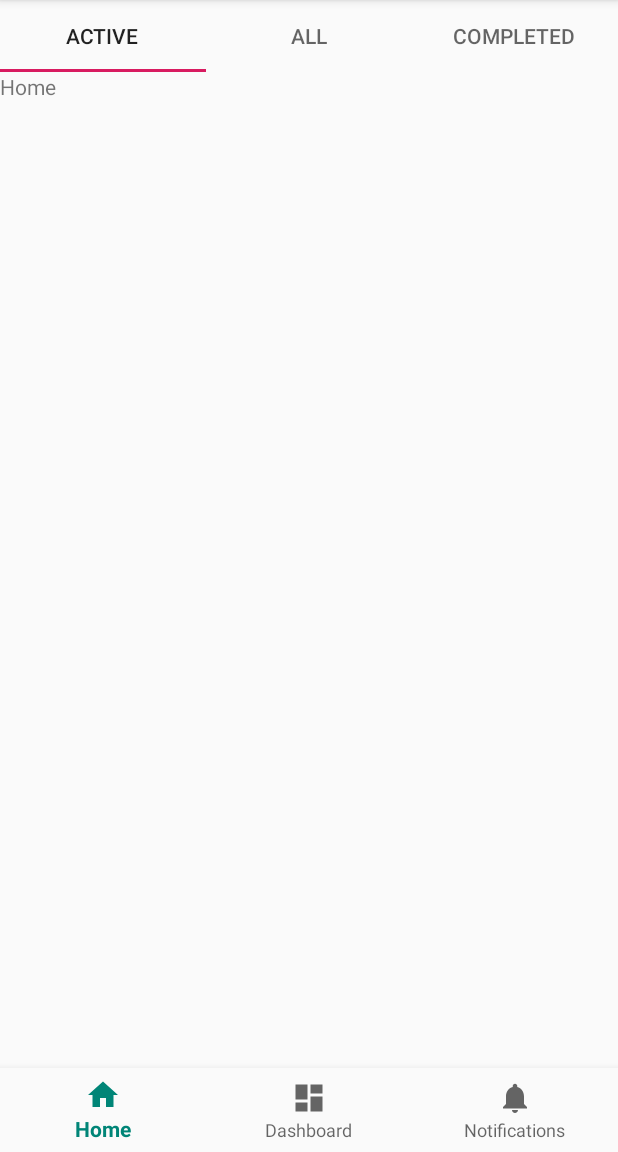
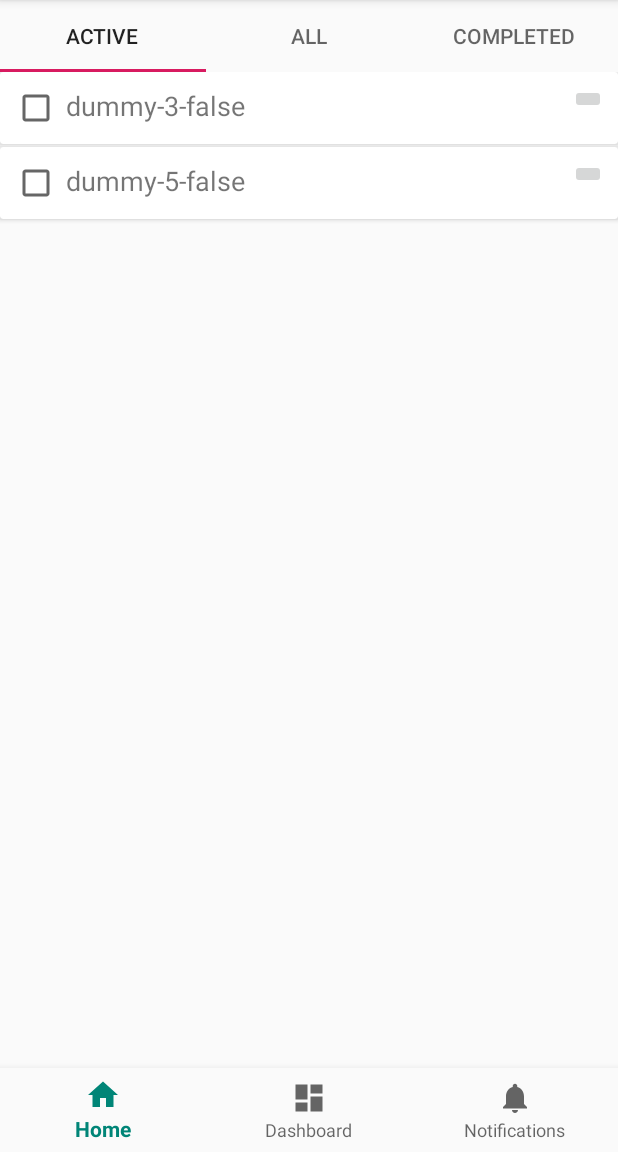
Before and after one commit to nanoyatsu/TodoApp, an Android app: the screen it shows after launch (MainActivity), on a phone screen of 412 x 824 dp, the part 84-1236 px from its top. Run offline under Robolectric (Android 15) with nearby library versions, the phone set to English and light mode, and no system bars; our stand-ins replace Room's generated code.

Commit message:
update タスクリストの表示も行うようにした 削除ボタンが空

```diff
--- a/app/src/main/java/com/nanoyatsu/todoapp/MainActivity.kt
+++ b/app/src/main/java/com/nanoyatsu/todoapp/MainActivity.kt
@@ -15,13 +15,13 @@ class MainActivity : AppCompatActivity() {
         setContentView(R.layout.activity_main)
 
         val tasks = getTasks()
-        tabViewAdapter = TabViewAdapter(tasks, supportFragmentManager)
+        tabViewAdapter = TabViewAdapter(supportFragmentManager, tasks)
         list_container.adapter = tabViewAdapter
 
         navigation.setOnNavigationItemSelectedListener(mOnNavigationItemSelectedListener)
     }
 
-    fun getTasks(): ArrayList<Task> {
+    private fun getTasks(): ArrayList<Task> {
         val tasks = arrayListOf<Task>()
         tasks.add(Task(1, "dummy-1-true", true))
         tasks.add(Task(2, "dummy-2-true", true))
--- a/app/src/main/java/com/nanoyatsu/todoapp/view/taskList/TabViewAdapter.kt
+++ b/app/src/main/java/com/nanoyatsu/todoapp/view/taskList/TabViewAdapter.kt
@@ -6,7 +6,8 @@ import androidx.fragment.app.FragmentManager
 import androidx.fragment.app.FragmentStatePagerAdapter
 import com.nanoyatsu.todoapp.data.entity.Task
 
-class TabViewAdapter(private val tasks: ArrayList<Task>, fm: FragmentManager) : FragmentStatePagerAdapter(fm) {
+class TabViewAdapter(fm: FragmentManager, private val tasks: ArrayList<Task>) :
+    FragmentStatePagerAdapter(fm, BEHAVIOR_RESUME_ONLY_CURRENT_FRAGMENT) {
     enum class Tabs(val filterFunc: (Task) -> Boolean) { ACTIVE({ !it.completed }), ALL({ true }), COMPLETED({ it.completed }) }
 
     override fun getItem(position: Int): Fragment {
--- /dev/null
+++ b/app/src/main/java/com/nanoyatsu/todoapp/view/taskList/TaskItemAdapter.kt
@@ -0,0 +1,43 @@
+package com.nanoyatsu.todoapp.view.taskList
+
+import android.content.Context
+import android.view.LayoutInflater
+import android.view.ViewGroup
+import android.widget.CheckBox
+import android.widget.TextView
+import androidx.cardview.widget.CardView
+import androidx.recyclerview.widget.RecyclerView
+import com.nanoyatsu.todoapp.R
+import com.nanoyatsu.todoapp.data.entity.Task
+
+class TaskItemAdapter(private val context: Context, val tasks: ArrayList<Task>) :
+    RecyclerView.Adapter<TaskItemAdapter.ViewHolder>() {
+    override fun onCreateViewHolder(parent: ViewGroup, viewType: Int): ViewHolder {
+        val base = LayoutInflater.from(context)
+            .inflate(R.layout.card_task, parent, false) as CardView
+        return ViewHolder(base)
+    }
+
+    override fun getItemCount(): Int {
+        return tasks.size
+    }
+
+    override fun onBindViewHolder(holder: ViewHolder, position: Int) {
+        setContent(holder, tasks[position])
+    }
+
+    private fun setContent(holder: ViewHolder, task: Task) {
+        holder.completedBox.isChecked = task.completed
+        holder.label.text = task.label
+
+        holder.completedBox.setOnClickListener {
+            // todo データ更新
+        }
+        // todo 削除ボタン
+    }
+
+    class ViewHolder(base: CardView) : RecyclerView.ViewHolder(base) {
+        val completedBox: CheckBox = base.findViewById(R.id.completed_box)
+        val label: TextView = base.findViewById(R.id.label)
+    }
+}
--- a/app/src/main/java/com/nanoyatsu/todoapp/view/taskList/TaskListFragment.kt
+++ b/app/src/main/java/com/nanoyatsu/todoapp/view/taskList/TaskListFragment.kt
@@ -4,19 +4,27 @@ import android.os.Bundle
 import android.view.LayoutInflater
 import android.view.View
 import android.view.ViewGroup
+import androidx.appcompat.app.AppCompatActivity
 import androidx.fragment.app.Fragment
+import androidx.recyclerview.widget.LinearLayoutManager
+import androidx.recyclerview.widget.RecyclerView
 import com.nanoyatsu.todoapp.R
 import com.nanoyatsu.todoapp.data.entity.Task
+import kotlinx.android.synthetic.main.fragment_task_list.*
 
 class TaskListFragment() : Fragment() {
     enum class BundleKey { TASK_LIST }
 
     override fun onCreateView(inflater: LayoutInflater, container: ViewGroup?, savedInstanceState: Bundle?): View? {
         super.onCreateView(inflater, container, savedInstanceState)
+        return inflater.inflate(R.layout.fragment_task_list, container, false)
+    }
+
+    override fun onActivityCreated(savedInstanceState: Bundle?) {
+        super.onActivityCreated(savedInstanceState)
 
         val tasks = arguments?.getParcelableArrayList<Task>(BundleKey.TASK_LIST.name) ?: arrayListOf()
-
-
-        return inflater.inflate(R.layout.fragment_task_list, container, false)
+        recycler_list.adapter = TaskItemAdapter(activity as AppCompatActivity, tasks)
+        recycler_list.layoutManager = LinearLayoutManager(activity, RecyclerView.VERTICAL, false)
     }
 }
--- /dev/null
+++ b/app/src/main/res/layout/card_task.xml
@@ -0,0 +1,32 @@
+<?xml version="1.0" encoding="utf-8"?>
+<androidx.cardview.widget.CardView xmlns:android = "http://schemas.android.com/apk/res/android"
+    xmlns:tools = "http://schemas.android.com/tools"
+    android:layout_width = "match_parent"
+    android:layout_height = "wrap_content"
+    android:layout_marginBottom = "2dp">
+        <LinearLayout
+            android:layout_width = "match_parent"
+            android:layout_height = "wrap_content"
+            android:padding = "8dp"
+            android:orientation = "horizontal">
+
+            <CheckBox
+                android:id = "@+id/completed_box"
+                android:layout_width = "wrap_content"
+                android:layout_height = "wrap_content"
+                android:layout_marginEnd = "4dp"
+                tools:ignore = "RtlSymmetry" />
+
+            <TextView
+                android:id = "@+id/label"
+                android:layout_width = "0dp"
+                android:layout_height = "wrap_content"
+                android:layout_weight = "1"
+                android:textSize = "18sp" />
+            <ImageButton
+                android:layout_width = "wrap_content"
+                android:layout_height = "wrap_content"
+                 />
+        </LinearLayout>
+
+</androidx.cardview.widget.CardView>
--- a/app/src/main/res/layout/fragment_task_list.xml
+++ b/app/src/main/res/layout/fragment_task_list.xml
@@ -1,14 +1,6 @@
 <?xml version="1.0" encoding="utf-8"?>
-<!--<androidx.recyclerview.widget.RecyclerView xmlns:android = "http://schemas.android.com/apk/res/android"-->
-<!--    android:layout_width = "match_parent"-->
-<!--    android:layout_height = "match_parent">-->
-
-<!--  ダミー  -->
-    <TextView xmlns:android = "http://schemas.android.com/apk/res/android"
-        android:id = "@+id/message"
-        android:layout_width = "wrap_content"
-        android:layout_height = "wrap_content"
-        android:text = "@string/title_home" />
-
-
-<!--</androidx.recyclerview.widget.RecyclerView>-->
+<androidx.recyclerview.widget.RecyclerView xmlns:android = "http://schemas.android.com/apk/res/android"
+    android:id = "@+id/recycler_list"
+    android:layout_width = "match_parent"
+    android:layout_height = "match_parent">
+</androidx.recyclerview.widget.RecyclerView>
```
